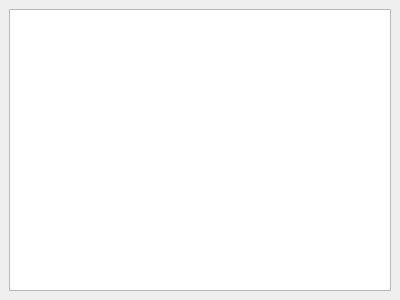
Before: the Qt Designer form AlphaPlot/src/scripting/widgets/ConsoleWidget.ui in narunlifescience/AlphaPlot, drawn with Qt 5.
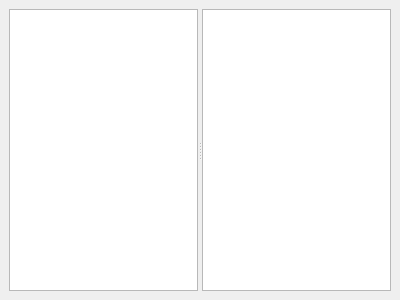
After: the same form once the commit is applied. Custom widgets are drawn as their Qt base class.

Commit message: add variable view like mathlab (scripting console)

```diff
--- a/AlphaPlot/src/scripting/widgets/ConsoleWidget.ui
+++ b/AlphaPlot/src/scripting/widgets/ConsoleWidget.ui
@@ -16,7 +16,13 @@
   <widget class="QWidget" name="dockWidgetContents">
    <layout class="QGridLayout" name="gridLayout">
     <item row="0" column="0">
+     <widget class="QSplitter" name="splitter">
+      <property name="orientation">
+       <enum>Qt::Horizontal</enum>
+      </property>
      <widget class="Console" name="console"/>
+      <widget class="QTableView" name="tableView"/>
+     </widget>
     </item>
    </layout>
   </widget>
```
Lines whose indentation alone changed are shown as unchanged. The commit also changes 5 other files.
